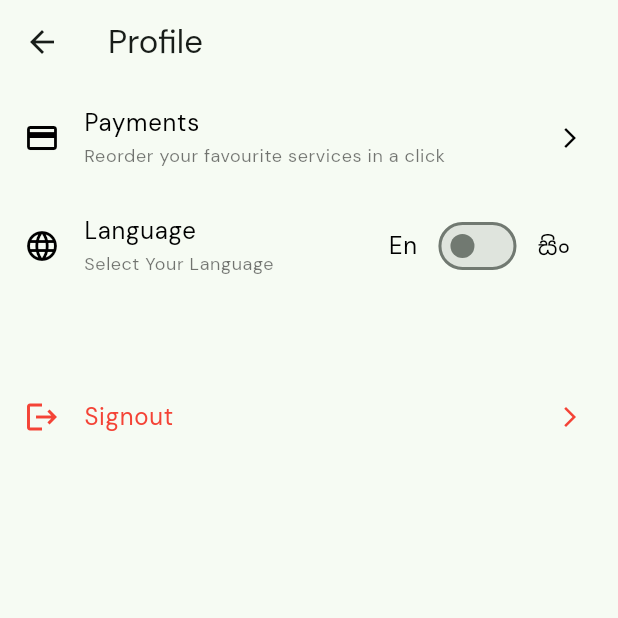
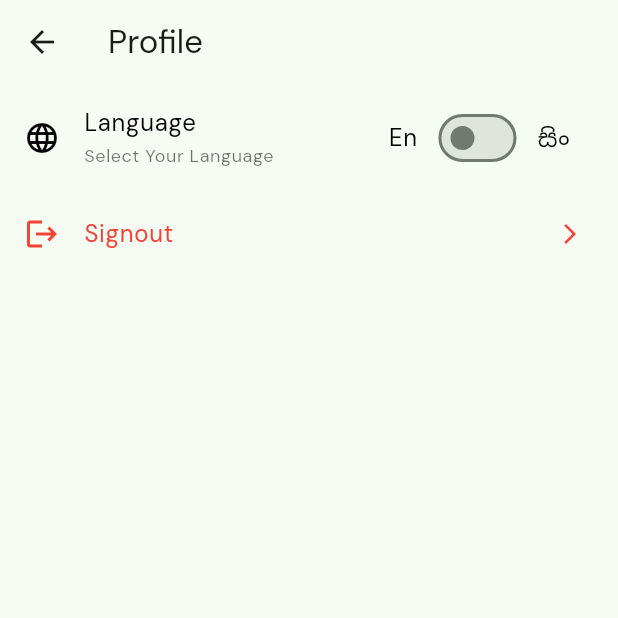
Before and after one commit to SLIIT-Y3S2/glamourme-business, a Flutter app: the ProfileIndexScreen screen opened directly, on a phone screen of 412 x 824 dp, the top half of it. Run offline on Flutter 3.47's test engine with Material 2 defaults, Android fonts, the phone set to English and light mode, and no system bars; our stand-ins replace bloc, cloud_firestore, firebase_auth, firebase_core, firebase_storage, flutter_bloc and 6 more; missing offline and left inert: dart:ffi, is_first_run, syncfusion_flutter_core; accounts and stored records are empty; generated files the repository leaves out were written again; statements that could not run were skipped.

Commit message:
small adjustments

```diff
--- a/lib/l10n/app_en.arb
+++ b/lib/l10n/app_en.arb
@@ -135,7 +135,7 @@
 
   "checkout": "Checkout",
   "appointment": "Appointment",
-  "selectTime": "Select Time",
+  "selectTime": "Select Time"
 
 
 }
--- a/lib/l10n/app_si.arb
+++ b/lib/l10n/app_si.arb
@@ -132,5 +132,4 @@
   "appointment": "පත්වීම",
   "selectTime": "කාලය තෝරන්න"
 
-
 }
--- a/lib/screens/my_business_services_screen.dart
+++ b/lib/screens/my_business_services_screen.dart
@@ -34,6 +34,7 @@ class _MyBusinessServicesState extends State<MyBusinessServices> {
               appBar: AppBar(
                   title: Text(AppLocalizations.of(context)!.yourServices)),
               body: state is SalonLoaded
+                  ? state.salon.services.isNotEmpty
                       ? ListView(
                           children: [
                             ...state.salon.services.map((service) {
@@ -44,6 +45,7 @@ class _MyBusinessServicesState extends State<MyBusinessServices> {
                             }).toList()
                           ],
                         )
+                      : const Center(child: Text("No Services Added Yet"))
                   : const Center(child: CircularProgressIndicator()),
               bottomNavigationBar: Padding(
                 padding: const EdgeInsets.all(25.0),
--- a/lib/screens/profile_index_screen.dart
+++ b/lib/screens/profile_index_screen.dart
@@ -28,23 +28,18 @@ class ProfileIndexScreen extends StatelessWidget {
         appBar: AppBar(title: Text(AppLocalizations.of(context)!.profile)),
         body: ListView(
           children: <Widget>[
-            ProfileScreenListItem(
-              title: AppLocalizations.of(context)!.payments,
-              leadingIcon: Icons.credit_card,
-              onTapFunc: null,
-              subtitle: AppLocalizations.of(context)!.paymentsDescription,
-              trailingIcon: Icons.arrow_forward_ios,
-            ),
+            // ProfileScreenListItem(
+            //   title: AppLocalizations.of(context)!.payments,
+            //   leadingIcon: Icons.credit_card,
+            //   onTapFunc: null,
+            //   subtitle: AppLocalizations.of(context)!.paymentsDescription,
+            //   trailingIcon: Icons.arrow_forward_ios,
+            // ),
             LanguageSelector(
               title: AppLocalizations.of(context)!.language,
               leadingIcon: Icons.language,
               subtitle: AppLocalizations.of(context)!.languageDescription,
             ),
-
-            SizedBox(
-              height: 50,
-            ),
-
             ProfileScreenListItem(
               title: AppLocalizations.of(context)!.signout,
               leadingIcon: Icons.logout,
--- a/lib/widgets/edit_service_card.dart
+++ b/lib/widgets/edit_service_card.dart
@@ -102,7 +102,7 @@ class EditServiceCard extends StatelessWidget {
                 // );
               },
               style: ElevatedButton.styleFrom(
-                elevation: 8,
+                elevation: 4,
                 surfaceTintColor: Colors.white,
                 backgroundColor: Colors.white,
                 shadowColor: Colors.black54,
```
Also changed, not shown: lib/screens/appointments_index_screen.dart (+15 -59 lines), lib/screens/my_business_screen.dart (+7 -3 lines). Lines whose indentation alone changed are shown as unchanged.
